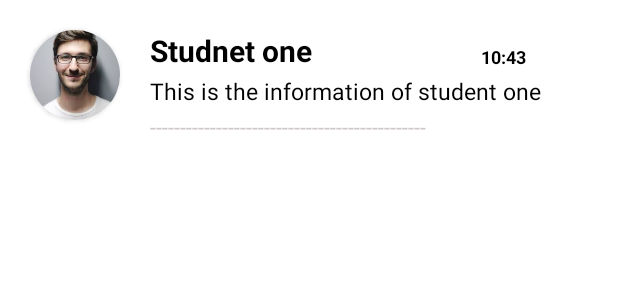
After one commit to AAMNATARIQ/QuranApplicationFinalProject, an Android app: the layout custom_layout.xml on its own in the app's theme, with its tools: preview values and no code run, on a phone screen of 412 x 824 dp. The commit adds this screen. Shown: the top 300 px of the screen. Run offline under Robolectric (Android 15) with nearby library versions, the phone set to English and light mode, and no system bars.

Commit message:
adding templates for recycler view

```diff
--- /dev/null
+++ b/app/src/main/java/amnatariq/org/quranapplicationfinalproject/Adapter.java
@@ -0,0 +1,4 @@
+package amnatariq.org.quranapplicationfinalproject;
+
+public class Adapter {
+}
--- /dev/null
+++ b/app/src/main/res/layout/custom_layout.xml
@@ -0,0 +1,81 @@
+<?xml version="1.0" encoding="utf-8"?>
+<RelativeLayout xmlns:android="http://schemas.android.com/apk/res/android"
+    android:layout_width="match_parent"
+    android:layout_height="wrap_content"
+    xmlns:app="http://schemas.android.com/apk/res-auto">
+
+    <RelativeLayout
+        android:layout_width="match_parent"
+        android:layout_height="120dp"
+        android:background="@color/white">
+
+        <androidx.cardview.widget.CardView
+            android:layout_width="60dp"
+            android:layout_height="60dp"
+            android:id="@+id/imageview"
+            app:cardCornerRadius="60dp"
+            android:layout_marginTop="20dp"
+            android:layout_marginLeft="20dp">
+            <ImageView
+                android:layout_width="60dp"
+                android:layout_height="60dp"
+                android:scaleType="centerCrop"
+                android:id="@+id/imageview1"
+                android:src="@drawable/pic1">
+            </ImageView>
+        </androidx.cardview.widget.CardView>
+        <TextView
+            android:layout_width="120dp"
+            android:layout_height="30dp"
+            android:text="Studnet one"
+            android:textColor="@color/black"
+            android:id="@+id/textview"
+            android:textStyle="bold"
+            android:textSize="20sp"
+            android:layout_toRightOf="@+id/imageview"
+            android:layout_marginTop="20dp"
+            android:layout_marginLeft="20dp">
+        </TextView>
+
+        <TextView
+            android:id="@+id/textview2"
+            android:layout_width="80dp"
+            android:layout_height="35dp"
+            android:layout_marginLeft="75dp"
+            android:layout_marginTop="20dp"
+            android:layout_toRightOf="@+id/textview"
+            android:gravity="center"
+            android:text="10:43"
+
+            android:textStyle="bold"
+
+            android:textColor="@color/black"
+            android:textSize="12sp"></TextView>
+
+        <TextView
+            android:id="@+id/textview3"
+            android:layout_width="276dp"
+            android:layout_height="30dp"
+            android:layout_below="@+id/textview"
+            android:layout_marginLeft="20dp"
+            android:layout_toRightOf="@+id/imageview"
+            android:text="This is the information of student one"
+            android:textColor="@color/black"
+            android:textSize="15sp"></TextView>
+
+
+        <TextView
+            android:layout_width="match_parent"
+            android:layout_height="20dp"
+            android:text="----------------------------------------------"
+            android:textColor="#CDC7C7"
+            android:id="@+id/divider"
+            android:layout_marginTop="-5dp"
+            android:layout_toRightOf="@+id/imageview"
+            android:layout_below="@+id/imageview"
+            android:layout_marginLeft="20dp">
+        </TextView>
+
+    </RelativeLayout>
+
+</RelativeLayout>
```
Also changed, not shown: app/src/main/res/layout/activity_d4.xml (+7 -54 lines).
